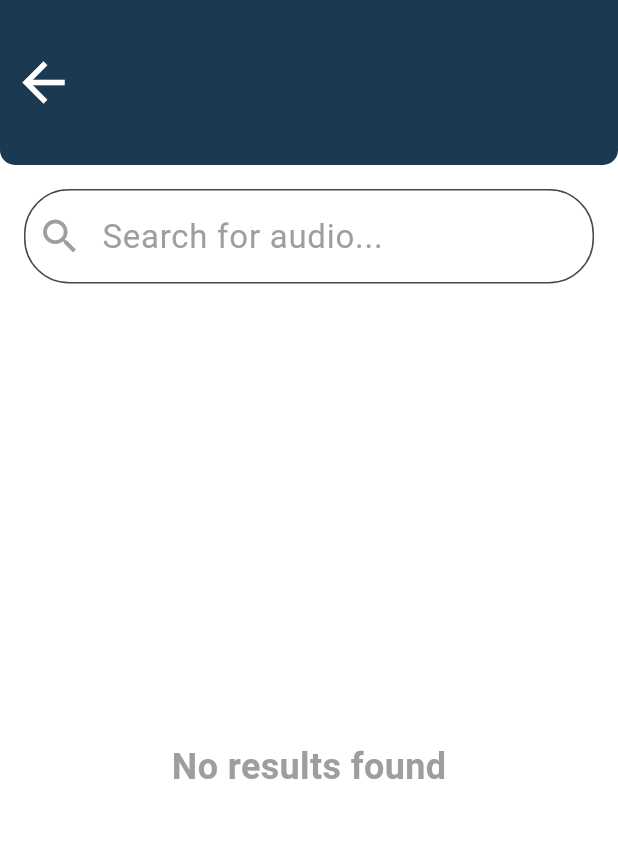
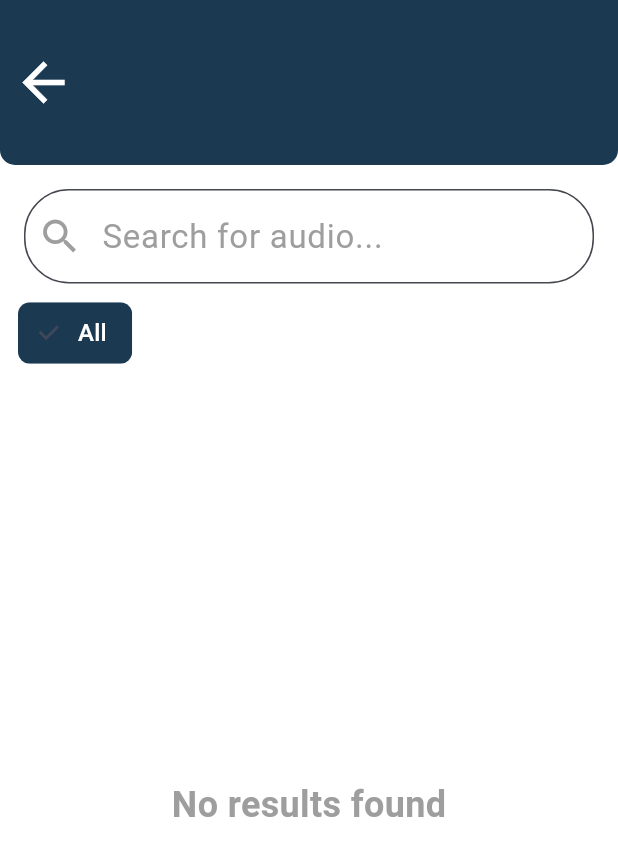
Before and after one commit to Majdalru/2025_GP_13, a Flutter app: the AudioListPage screen opened directly with empty values, on a phone screen of 412 x 824 dp. Shown: the top 856 px of the screen. Run offline on Flutter 3.47's test engine with Material 3 defaults, Android fonts, the phone set to English and light mode, and no system bars; our stand-ins replace cloud_firestore, firebase_auth, firebase_core, flutter_local_notifications, flutter_tts, just_audio and 2 more; missing offline and left inert: record; accounts and stored records are empty; Roboto replaces fonts that are missing (NotoSansArabic).

Commit message:
add tags to audios and category for favorites and updates audios

```diff
--- a/lib/elderly_Screens/screens/audio_list_page.dart
+++ b/lib/elderly_Screens/screens/audio_list_page.dart
@@ -18,8 +18,37 @@ class _AudioListPageState extends State<AudioListPage> {
 
   static const kPrimary = Color(0xFF1B3A52);
 
-  void _showTopBanner(String message,
-      {Color color = kPrimary, int seconds = 5}) {
+  //  tags حسب كل كاتيجوري
+  final Map<String, List<String>> _tagsPerCategory = {
+    'Quran': [
+      'All',
+      'maher-almuaiqly',
+      'saad-alghamdi',
+      'alminshawi',
+    ],
+    'Story': [
+      'All',
+      'islamic',
+      'world',
+    ],
+    'Health': [
+      'All',
+      'food',
+      'sleep',
+      'general',
+    ],
+    'Caregiver': [
+      'All',
+    ],
+  };
+
+  String _selectedTag = 'All';
+
+  void _showTopBanner(
+    String message, {
+    Color color = kPrimary,
+    int seconds = 5,
+  }) {
     if (!mounted) return;
     final messenger = ScaffoldMessenger.of(context);
     messenger
@@ -50,6 +79,9 @@ class _AudioListPageState extends State<AudioListPage> {
   @override
   Widget build(BuildContext context) {
     const cardColor = Colors.white;
+
+    //  التاقات المناسبة للكاتيجوري الحالي
+    final tags = _tagsPerCategory[widget.category] ?? ['All'];
 
     return Scaffold(
       backgroundColor: Colors.white,
@@ -83,17 +115,20 @@ class _AudioListPageState extends State<AudioListPage> {
               child: TextField(
                 onChanged: (value) => setState(() => searchQuery = value),
                 style: const TextStyle(
-                    fontSize: 22, fontFamily: 'NotoSansArabic'),
+                  fontSize: 22,
+                  fontFamily: 'NotoSansArabic',
+                ),
                 decoration: InputDecoration(
                   hintText: 'Search for audio...',
-                  hintStyle:
-                      const TextStyle(fontSize: 22, color: Colors.grey),
+                  hintStyle: const TextStyle(fontSize: 22, color: Colors.grey),
                   prefixIcon:
                       const Icon(Icons.search, size: 30, color: Colors.grey),
                   filled: true,
                   fillColor: Colors.white,
                   contentPadding: const EdgeInsets.symmetric(
-                      vertical: 15, horizontal: 20),
+                    vertical: 15,
+                    horizontal: 20,
+                  ),
                   border: OutlineInputBorder(
                     borderRadius: BorderRadius.circular(30),
                     borderSide:
@@ -102,6 +137,57 @@ class _AudioListPageState extends State<AudioListPage> {
                 ),
               ),
             ),
+
+            const SizedBox(height: 4),
+
+            // ✅ Filter by Tag (Chips)
+           // ✅ Filter by Tag (Chips) — scroll أفقي أوضح
+SizedBox(
+  height: 46,
+  child: ListView.separated(
+    scrollDirection: Axis.horizontal,
+    padding: const EdgeInsets.symmetric(horizontal: 12),
+    itemCount: tags.length,
+    separatorBuilder: (_, __) => const SizedBox(width: 8),
+    itemBuilder: (context, index) {
+      final tag = tags[index];
+      final isSelected = _selectedTag == tag;
+
+      // نسوي label ألطف لليوزر
+      String label = tag;
+      if (tag == 'All') label = 'All';
+      if (tag == 'maher-almuaiqly') label = 'Maher Al-Muaiqly';
+      if (tag == 'saad-alghamdi') label = 'Saad Al-Ghamdi';
+      if (tag == 'alminshawi') label = 'Al-Minshawi';
+
+      if (tag == 'islamic') label = 'Islamic Stories';
+      if (tag == 'world') label = 'World Stories';
+
+      if (tag == 'food') label = 'Food';
+      if (tag == 'sleep') label = 'Sleep';
+      if (tag == 'general') label = 'General Health';
+
+      return ChoiceChip(
+        label: Text(
+          label,
+          style: const TextStyle(fontSize: 16),
+        ),
+        selected: isSelected,
+        selectedColor: kPrimary,
+        backgroundColor: Colors.grey.shade200,
+        labelStyle: TextStyle(
+          color: isSelected ? Colors.white : Colors.black87,
+        ),
+        onSelected: (selected) {
+          setState(() {
+            _selectedTag = selected ? tag : 'All';
+          });
+        },
+      );
+    },
+  ),
+),
+
 
             const SizedBox(height: 4),
 
@@ -140,12 +226,19 @@ class _AudioListPageState extends State<AudioListPage> {
                   final allItems =
                       docs.map((doc) => AudioItem.fromDoc(doc)).toList();
 
-                  // نطبق الفلترة حسب البحث
-                  final filteredItems = allItems
-                      .where((item) => item.title
-                          .toLowerCase()
-                          .contains(searchQuery.toLowerCase()))
-                      .toList();
+                  final query = searchQuery.toLowerCase();
+                  final selectedTag = _selectedTag;
+
+                  //  فلترة بالبحث + التاق معاً
+                  final filteredItems = allItems.where((item) {
+                    final matchesSearch =
+                        item.title.toLowerCase().contains(query);
+
+                    final matchesTag =
+                        selectedTag == 'All' || item.tag == selectedTag;
+
+                    return matchesSearch && matchesTag;
+                  }).toList();
 
                   if (filteredItems.isEmpty) {
                     return const Center(
@@ -165,16 +258,18 @@ class _AudioListPageState extends State<AudioListPage> {
                     itemBuilder: (context, index) {
                       final item = filteredItems[index];
 
-                      // ✅ نستخدم id بدل title
-                      final isFavorite =favoritesManager.isFavorite(item.id);
-
+                      //  نستخدم id بدل title
+                      final isFavorite =
+                          favoritesManager.isFavorite(item.id);
 
                       return Card(
                         color: cardColor,
                         elevation: 3,
                         shadowColor: kPrimary.withOpacity(0.1),
                         margin: const EdgeInsets.symmetric(
-                            vertical: 12, horizontal: 20),
+                          vertical: 12,
+                          horizontal: 20,
+                        ),
                         shape: RoundedRectangleBorder(
                           borderRadius: BorderRadius.circular(18),
                           side: BorderSide(
@@ -202,12 +297,9 @@ class _AudioListPageState extends State<AudioListPage> {
                               isFavorite
                                   ? Icons.favorite
                                   : Icons.favorite_border,
-                              color:
-                                  isFavorite ? Colors.red : Colors.grey,
+                              color: isFavorite ? Colors.red : Colors.grey,
                               size: 36,
                             ),
-
-                            // ✅ Async + audioId + باقي الحقول
                             onPressed: () async {
                               await favoritesManager.toggleFavorite({
                                 "audioId": item.id,
@@ -215,6 +307,7 @@ class _AudioListPageState extends State<AudioListPage> {
                                 "category": item.category,
                                 "image": item.imageAsset,
                                 "fileName": item.fileName,
+                                "tag": item.tag,
                               });
 
                               final nowFav =
--- a/lib/models/audio_item.dart
+++ b/lib/models/audio_item.dart
@@ -4,18 +4,19 @@ class AudioItem {
   final String id;
   final String title;
   final String category;
-  final String fileName;        // <-- مهم
-  final String imageAsset;      // صورة حسب الكاتيجوري
+  final String fileName;
+  final String tag;            //
+  final String imageAsset;
 
   AudioItem({
     required this.id,
     required this.title,
     required this.category,
     required this.fileName,
+    required this.tag,         //
     required this.imageAsset,
   });
 
-  // factory من Firestore
   factory AudioItem.fromDoc(DocumentSnapshot<Map<String, dynamic>> doc) {
     final data = doc.data()!;
     final category = data['category'] as String? ?? 'Story';
@@ -24,12 +25,12 @@ class AudioItem {
       id: doc.id,
       title: data['title'] as String? ?? 'Untitled',
       category: category,
-      fileName: data['fileName'] as String? ?? '',    // <-- نقرأ fileName
+      fileName: data['fileName'] as String? ?? '',
+      tag: data['tag'] as String? ?? 'All',     //  نقرأ tag من Firestore
       imageAsset: _imageForCategory(category),
     );
   }
 
-  // دالة تساعدنا تختار الصورة حسب الكاتيجوري
   static String _imageForCategory(String category) {
     switch (category) {
       case 'Story':
--- a/pubspec.yaml
+++ b/pubspec.yaml
@@ -92,10 +92,10 @@ flutter:
     - assets/audio/Al-ikhlaas.mp3
     - assets/audio/Al-mulk.mp3
     - assets/audio/An-naas.mp3
-    - assets/audio/tips_for_sleep.mp3
+    - assets/audio/Al-ikhlaas-M.mp3
+    - assets/audio/Al-falaq-Saad.mp3
     - assets/audio/Story Of Prophet Muhammad  And The Blind Man .mp3
-    - assets/audio/Simple_tips_for_foods.mp3
-    - assets/audio/Healthy_Tips.mp3
+    - assets/audio/self_care_tips.mp3
 
 
 
```
Also changed, not shown: lib/elderly_Screens/screens/FavoritesPage.dart (+103 -38 lines), 5 other files.
